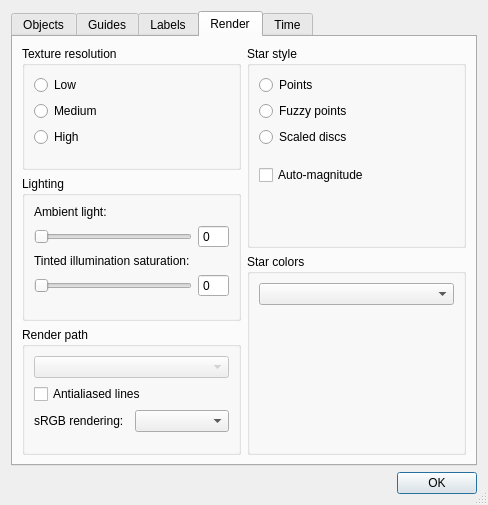
First picture: the form in src/celestia/qt/preferences.ui, repository CelestiaProject/Celestia, before the edit.
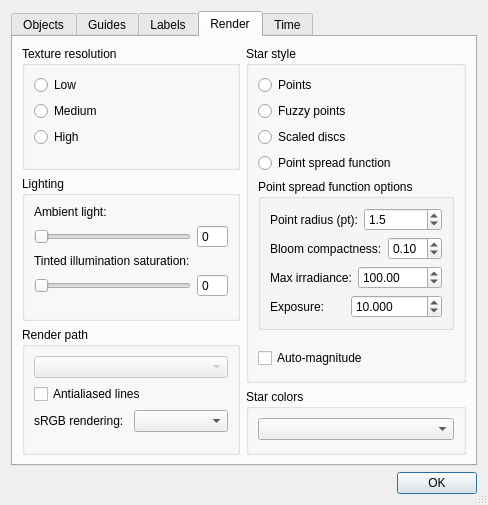
Second picture: the form after the edit. The open tabs and pages were chosen to show the change.

Commit message: Add Point Spread Function (PSF) star renderer (#2542)

Patch:
```diff
--- a/src/celestia/qt/preferences.ui
+++ b/src/celestia/qt/preferences.ui
@@ -1080,7 +1080,158 @@
              </widget>
             </item>
             <item>
-             <spacer name="verticalSpacer_15">
+             <widget class="QRadioButton" name="psfStarsButton">
+              <property name="text">
+               <string>Point spread function</string>
+              </property>
+             </widget>
+            </item>
+            <item>
+             <widget class="QGroupBox" name="psfOptionsGroup">
+              <property name="title">
+               <string>Point spread function options</string>
+              </property>
+              <layout class="QVBoxLayout" name="verticalLayout_psfOptions">
+               <item>
+                <layout class="QHBoxLayout" name="horizontalLayout_psfRadius">
+                 <item>
+                  <widget class="QLabel" name="psfRadiusLabel">
+                   <property name="text">
+                    <string>Point radius (pt):</string>
+                   </property>
+                  </widget>
+                 </item>
+                 <item>
+                  <widget class="QDoubleSpinBox" name="psfRadiusSpinBox">
+                   <property name="toolTip">
+                    <string>Radius of the unresolved star disc in points. Larger values make every star appear bigger while conserving the flux.
+Valid range: 1.0 to 10.0.</string>
+                   </property>
+                   <property name="decimals">
+                    <number>1</number>
+                   </property>
+                   <property name="minimum">
+                    <double>1.000000000000000</double>
+                   </property>
+                   <property name="maximum">
+                    <double>10.000000000000000</double>
+                   </property>
+                   <property name="singleStep">
+                    <double>0.500000000000000</double>
+                   </property>
+                   <property name="value">
+                    <double>1.500000000000000</double>
+                   </property>
+                  </widget>
+                 </item>
+                </layout>
+               </item>
+               <item>
+                <layout class="QHBoxLayout" name="horizontalLayout_psfOpt">
+                 <item>
+                  <widget class="QLabel" name="psfOptimizationLabel">
+                   <property name="text">
+                    <string>Bloom compactness:</string>
+                   </property>
+                  </widget>
+                 </item>
+                 <item>
+                  <widget class="QDoubleSpinBox" name="psfOptimizationSpinBox">
+                   <property name="toolTip">
+                    <string>Controls how tightly the eye-PSF bloom is confined around each bright star. Higher values keep the glow compact; lower values let it spread further.
+Valid range: 0.05 to 1.0.</string>
+                   </property>
+                   <property name="decimals">
+                    <number>2</number>
+                   </property>
+                   <property name="minimum">
+                    <double>0.050000000000000</double>
+                   </property>
+                   <property name="maximum">
+                    <double>1.000000000000000</double>
+                   </property>
+                   <property name="singleStep">
+                    <double>0.050000000000000</double>
+                   </property>
+                   <property name="value">
+                    <double>0.100000000000000</double>
+                   </property>
+                  </widget>
+                 </item>
+                </layout>
+               </item>
+               <item>
+                <layout class="QHBoxLayout" name="horizontalLayout_psfMaxIrr">
+                 <item>
+                  <widget class="QLabel" name="psfMaxIrradianceLabel">
+                   <property name="text">
+                    <string>Max irradiance:</string>
+                   </property>
+                  </widget>
+                 </item>
+                 <item>
+                  <widget class="QDoubleSpinBox" name="psfMaxIrradianceSpinBox">
+                   <property name="toolTip">
+                    <string>Soft-clip on per-star irradiance. 0 = disabled.
+Valid range: 1.0 to 1.0e6.</string>
+                   </property>
+                   <property name="decimals">
+                    <number>2</number>
+                   </property>
+                   <property name="minimum">
+                    <double>0.000000000000000</double>
+                   </property>
+                   <property name="maximum">
+                    <double>1000000.000000000000000</double>
+                   </property>
+                   <property name="singleStep">
+                    <double>10.000000000000000</double>
+                   </property>
+                   <property name="value">
+                    <double>100.000000000000000</double>
+                   </property>
+                  </widget>
+                 </item>
+                </layout>
+               </item>
+               <item>
+                <layout class="QHBoxLayout" name="horizontalLayout_psfExposure">
+                 <item>
+                  <widget class="QLabel" name="psfExposureLabel">
+                   <property name="text">
+                    <string>Exposure:</string>
+                   </property>
+                  </widget>
+                 </item>
+                 <item>
+                  <widget class="QDoubleSpinBox" name="psfExposureSpinBox">
+                   <property name="toolTip">
+                    <string>Per-star brightness multiplier. Valid range: 0.001 to 1.0e6.</string>
+                   </property>
+                   <property name="decimals">
+                    <number>3</number>
+                   </property>
+                   <property name="minimum">
+                    <double>0.001000000000000</double>
+                   </property>
+                   <property name="maximum">
+                    <double>1000000.000000000000000</double>
+                   </property>
+                   <property name="singleStep">
+                    <double>10.000000000000000</double>
+                   </property>
+                   <property name="value">
+                    <double>10.000000000000000</double>
+                   </property>
+                  </widget>
+                 </item>
+                </layout>
+               </item>
+              </layout>
+             </widget>
+            </item>
+            <item>
+            <spacer name="verticalSpacer_15">
               <property name="orientation">
                <enum>Qt::Vertical</enum>
               </property>
```
The commit also changes 41 other files.
